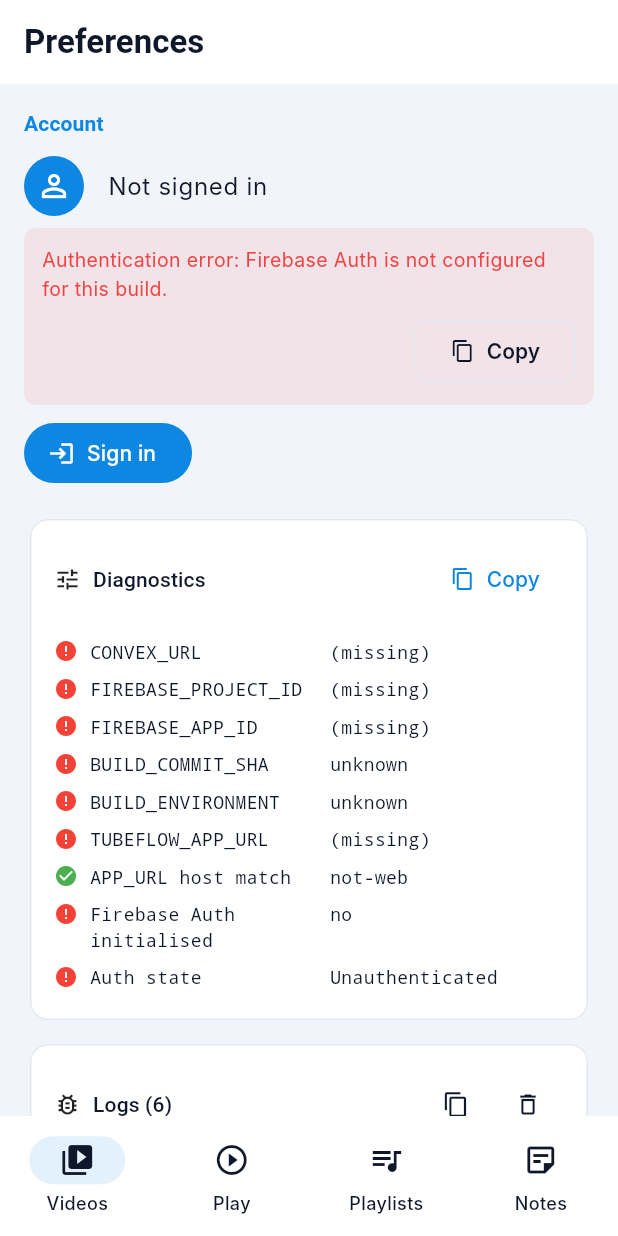
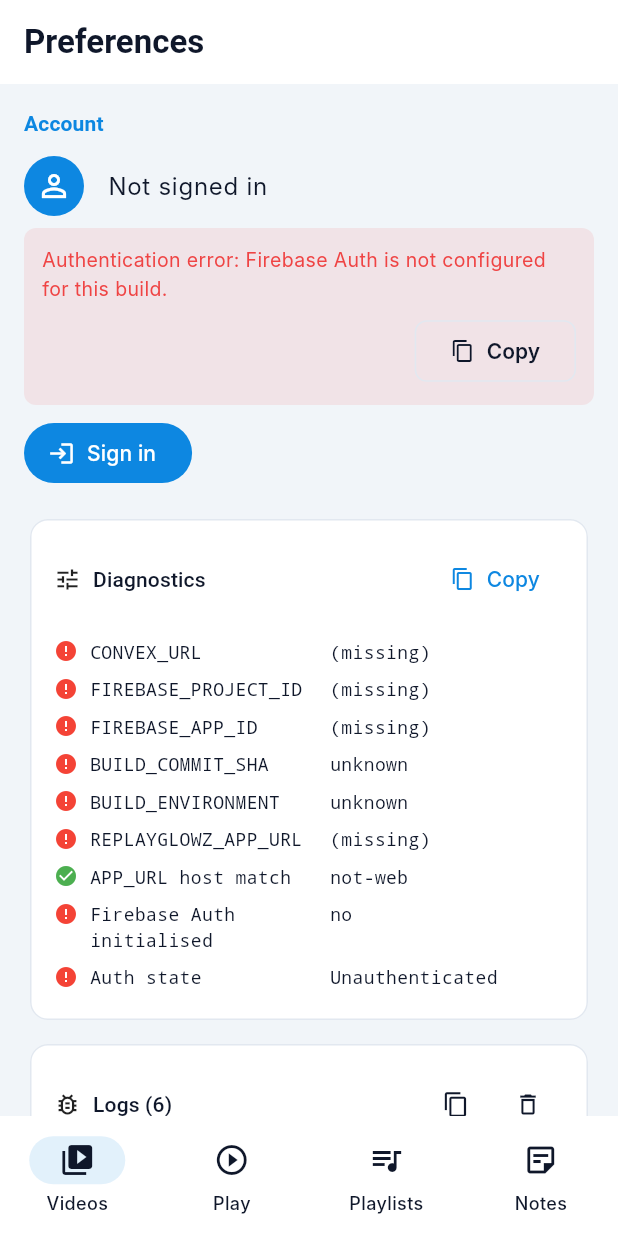
Before and after one commit to diane-defores/tubeflow, a Flutter app: the PreferencesScreen screen opened by its route, on a phone screen of 412 x 824 dp. Run offline on Flutter 3.47's test engine with Material 3 defaults, Android fonts, the phone set to English and light mode, and no system bars; our stand-ins replace cached_network_image, firebase_auth, firebase_core, flutter_riverpod, go_router, just_audio and 4 more; missing offline and left inert: convex_flutter, dart:js_interop, record; accounts and stored records are empty; Roboto replaces fonts that are missing (Instrument Sans, Inter); project files that could hold a hidden picture were left out.

Commit message:
chore: align ReplayGlowz environment names

```diff
--- a/tubeflow_app/lib/app/build_info.dart
+++ b/tubeflow_app/lib/app/build_info.dart
@@ -2,25 +2,12 @@ import 'package:flutter/foundation.dart';
 
 const convexUrl = String.fromEnvironment('CONVEX_URL', defaultValue: '');
 
-const legacyTubeFlowAppUrl = String.fromEnvironment(
-  'TUBEFLOW_WEB_URL',
+const replayGlowzAppUrl = String.fromEnvironment(
+  'REPLAYGLOWZ_APP_URL',
   defaultValue: '',
 );
 
-const tubeFlowAppUrl = String.fromEnvironment(
-  'TUBEFLOW_APP_URL',
-  defaultValue: legacyTubeFlowAppUrl,
-);
-
-const legacySentryDsn = String.fromEnvironment(
-  'NEXT_PUBLIC_SENTRY_DSN',
-  defaultValue: '',
-);
-
-const sentryDsn = String.fromEnvironment(
-  'SENTRY_DSN',
-  defaultValue: legacySentryDsn,
-);
+const sentryDsn = String.fromEnvironment('SENTRY_DSN', defaultValue: '');
 
 const sentryEnvironment = String.fromEnvironment(
   'SENTRY_ENVIRONMENT',
@@ -70,7 +57,7 @@ String sentryEnvironmentLabel() {
 
 String sentryReleaseLabel() {
   if (sentryRelease.isNotEmpty) return sentryRelease;
-  return 'tubeflow_app@$buildCommitSha';
+  return 'replayglowz_app@$buildCommitSha';
 }
 
 double get sentryTracesSampleRate =>
--- a/tubeflow_app/lib/main.dart
+++ b/tubeflow_app/lib/main.dart
@@ -124,18 +124,18 @@ Future<void> _configureSentryScope() async {
     await scope.setTag('build_commit', buildCommitSha);
     await scope.setTag('build_environment', buildEnvironment);
     await scope.setTag('build_mode', buildModeLabel());
-    await scope.setContexts('tubeflow_build', {
+    await scope.setContexts('replayglowz_build', {
       'commit': buildCommitSha,
       'environment': buildEnvironment,
       'timestamp': buildTimestamp,
       'mode': buildModeLabel(),
-      'app_url_host': hostForUrl(tubeFlowAppUrl),
+      'app_url_host': hostForUrl(replayGlowzAppUrl),
       'firebase_project_id': firebaseProjectId,
       'sentry_traces_sample_rate': sentryTracesSampleRate,
     });
     if (kIsWeb) {
       await scope.setTag('current_host', Uri.base.host);
-      await scope.setContexts('tubeflow_web', {
+      await scope.setContexts('replayglowz_web', {
         'origin': Uri.base.origin,
         'path': Uri.base.path,
         'fragment_path': Uri.base.fragment,
@@ -272,7 +272,7 @@ class _ConfigFallbackScreen extends StatelessWidget {
 
   Future<void> _copyDiagnostics(BuildContext context) async {
     final lines = <String>[
-      'TubeFlow bootstrap diagnostics',
+      'ReplayGlowz bootstrap diagnostics',
       'Build commit: $buildCommitSha',
       'Build environment: $buildEnvironment',
       'Build timestamp: $buildTimestamp',
@@ -282,8 +282,8 @@ class _ConfigFallbackScreen extends StatelessWidget {
       'CONVEX_URL: ${convexUrl.isNotEmpty ? convexUrl : '(missing)'}',
       'FIREBASE_PROJECT_ID: ${firebaseProjectId.isNotEmpty ? firebaseProjectId : '(missing)'}',
       'FIREBASE_APP_ID: ${firebaseAppId.isNotEmpty ? maskValue(firebaseAppId) : '(missing)'}',
-      'TUBEFLOW_APP_URL: ${tubeFlowAppUrl.isNotEmpty ? tubeFlowAppUrl : '(missing)'}',
-      'TUBEFLOW_APP_URL host match: ${hostMatchLabel(tubeFlowAppUrl)}',
+      'REPLAYGLOWZ_APP_URL: ${replayGlowzAppUrl.isNotEmpty ? replayGlowzAppUrl : '(missing)'}',
+      'REPLAYGLOWZ_APP_URL host match: ${hostMatchLabel(replayGlowzAppUrl)}',
       'SENTRY: ${sentryStatusLabel()}',
       'Bootstrap error: ${bootstrapError ?? 'none'}',
       '',
@@ -323,7 +323,7 @@ class _ConfigFallbackScreen extends StatelessWidget {
                         Icon(Icons.settings_rounded, size: 28),
                         SizedBox(width: 12),
                         Text(
-                          'TubeFlow configuration required',
+                          'ReplayGlowz configuration required',
                           style: TextStyle(
                             fontSize: 20,
                             fontWeight: FontWeight.w700,
@@ -361,8 +361,8 @@ class _ConfigFallbackScreen extends StatelessWidget {
                       'CONVEX_URL: ${convexUrl.isNotEmpty ? convexUrl : '(missing)'}\n'
                       'FIREBASE_PROJECT_ID: ${firebaseProjectId.isNotEmpty ? firebaseProjectId : '(missing)'}\n'
                       'FIREBASE_APP_ID: ${firebaseAppId.isNotEmpty ? maskValue(firebaseAppId) : '(missing)'}\n'
-                      'TUBEFLOW_APP_URL: ${tubeFlowAppUrl.isNotEmpty ? tubeFlowAppUrl : '(missing)'}\n'
-                      'TUBEFLOW_APP_URL host match: ${hostMatchLabel(tubeFlowAppUrl)}\n'
+                      'REPLAYGLOWZ_APP_URL: ${replayGlowzAppUrl.isNotEmpty ? replayGlowzAppUrl : '(missing)'}\n'
+                      'REPLAYGLOWZ_APP_URL host match: ${hostMatchLabel(replayGlowzAppUrl)}\n'
                       'SENTRY: ${sentryStatusLabel()}',
                     ),
                     const SizedBox(height: 12),
--- a/tubeflow_app/lib/screens/preferences/preferences_screen.dart
+++ b/tubeflow_app/lib/screens/preferences/preferences_screen.dart
@@ -668,7 +668,7 @@ class _DiagnosticsCard extends ConsumerWidget {
     }
 
     return [
-      'TubeFlow preferences diagnostics',
+      'ReplayGlowz preferences diagnostics',
       'Build commit: $buildCommitSha',
       'Build environment: $buildEnvironment',
       'Build timestamp: $buildTimestamp',
@@ -678,8 +678,8 @@ class _DiagnosticsCard extends ConsumerWidget {
       'CONVEX_URL: ${convexUrl.isNotEmpty ? convexUrl : '(missing)'}',
       'FIREBASE_PROJECT_ID: ${firebaseProjectId.isNotEmpty ? firebaseProjectId : '(missing)'}',
       'FIREBASE_APP_ID: ${firebaseAppId.isNotEmpty ? maskValue(firebaseAppId) : '(missing)'}',
-      'TUBEFLOW_APP_URL: ${tubeFlowAppUrl.isNotEmpty ? tubeFlowAppUrl : '(missing)'}',
-      'TUBEFLOW_APP_URL host match: ${hostMatchLabel(tubeFlowAppUrl)}',
+      'REPLAYGLOWZ_APP_URL: ${replayGlowzAppUrl.isNotEmpty ? replayGlowzAppUrl : '(missing)'}',
+      'REPLAYGLOWZ_APP_URL host match: ${hostMatchLabel(replayGlowzAppUrl)}',
       'SENTRY: ${sentryStatusLabel()}',
       'Firebase Auth initialised: ${auth.isInitialised ? 'yes' : 'no'}',
       'Auth state: $authLabel',
@@ -734,16 +734,16 @@ class _DiagnosticsCard extends ConsumerWidget {
         ok: buildEnvironment != 'unknown',
       ),
       (
-        key: 'TUBEFLOW_APP_URL',
-        value: tubeFlowAppUrl.isNotEmpty ? tubeFlowAppUrl : '(missing)',
-        ok: tubeFlowAppUrl.isNotEmpty,
+        key: 'REPLAYGLOWZ_APP_URL',
+        value: replayGlowzAppUrl.isNotEmpty ? replayGlowzAppUrl : '(missing)',
+        ok: replayGlowzAppUrl.isNotEmpty,
       ),
       (
         key: 'APP_URL host match',
-        value: hostMatchLabel(tubeFlowAppUrl),
+        value: hostMatchLabel(replayGlowzAppUrl),
         ok:
-            hostMatchLabel(tubeFlowAppUrl) == 'yes' ||
-            hostMatchLabel(tubeFlowAppUrl) == 'not-web',
+            hostMatchLabel(replayGlowzAppUrl) == 'yes' ||
+            hostMatchLabel(replayGlowzAppUrl) == 'not-web',
       ),
       (
         key: 'Firebase Auth initialised',
--- a/tubeflow_app/lib/widgets/youtube_connect.dart
+++ b/tubeflow_app/lib/widgets/youtube_connect.dart
@@ -15,17 +15,9 @@ import 'package:tubeflow_app/providers/providers.dart';
 import 'package:tubeflow_app/utils/app_logger.dart';
 import 'package:tubeflow_app/widgets/error_feedback.dart';
 
-/// Legacy build-time origin fallback kept for compatibility with older
-/// deployments. On the web we prefer the current browser origin, because the
-/// Vercel YouTube OAuth functions now live alongside the Flutter bundle.
-const _legacyYoutubeConnectOrigin = String.fromEnvironment(
-  'TUBEFLOW_WEB_URL',
+const _youtubeConnectOrigin = String.fromEnvironment(
+  'REPLAYGLOWZ_APP_URL',
   defaultValue: '',
-);
-
-const _youtubeConnectOrigin = String.fromEnvironment(
-  'TUBEFLOW_APP_URL',
-  defaultValue: _legacyYoutubeConnectOrigin,
 );
 
 const _youtubeConnectPath = '/api/auth/youtube';
```
Also changed, not shown: 8 other files.
